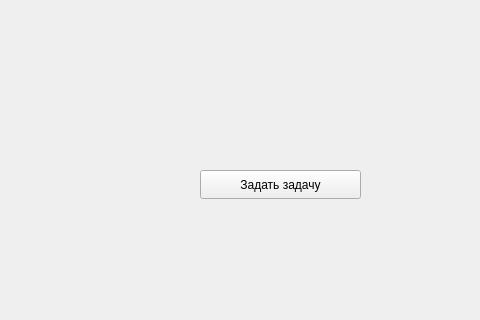
First picture: the form in mainwindow.ui, repository MikhelsonVladislava/simplex_method, before the edit; both pictures show x 320 to 800 and y 280 to 600 of the 800 by 600 pixel window.
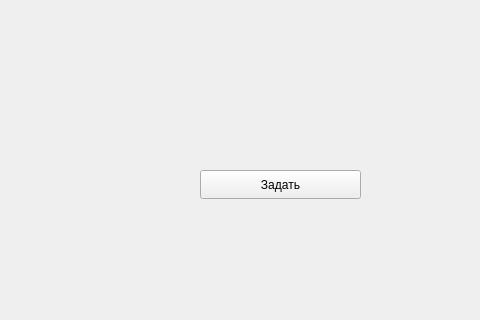
Second picture: the form after the edit.

Patch:
```diff
--- a/mainwindow.ui
+++ b/mainwindow.ui
@@ -83,7 +83,7 @@
      </rect>
     </property>
     <property name="text">
-     <string>Задать задачу</string>
+     <string>Задать</string>
     </property>
    </widget>
   </widget>
```
